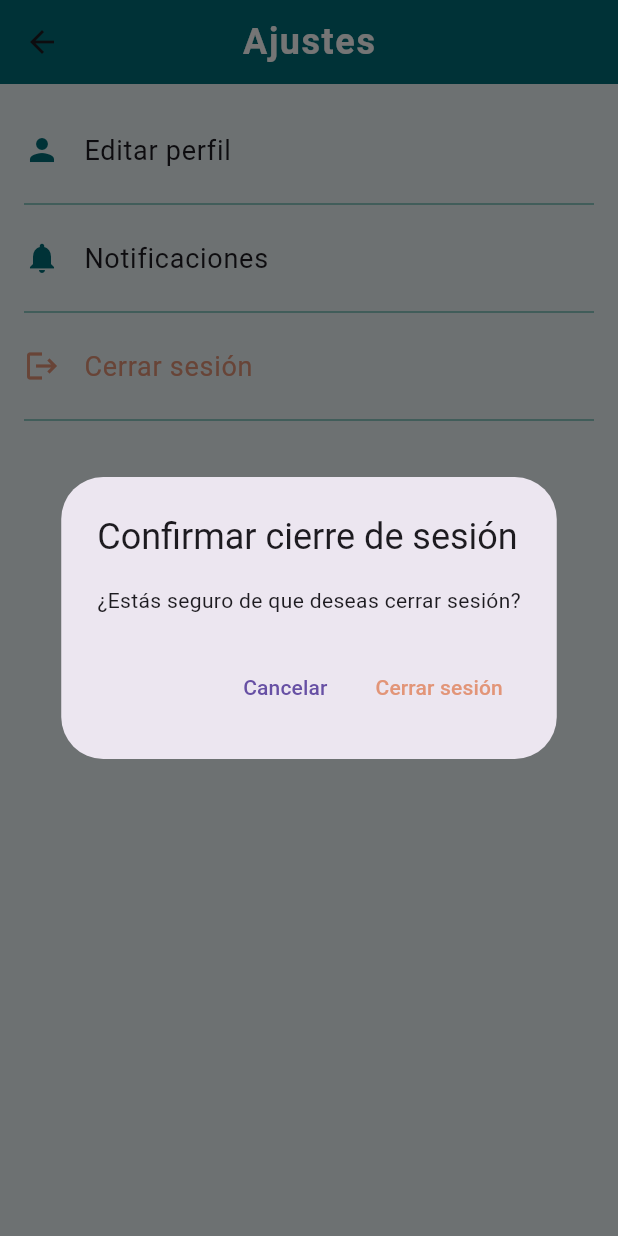
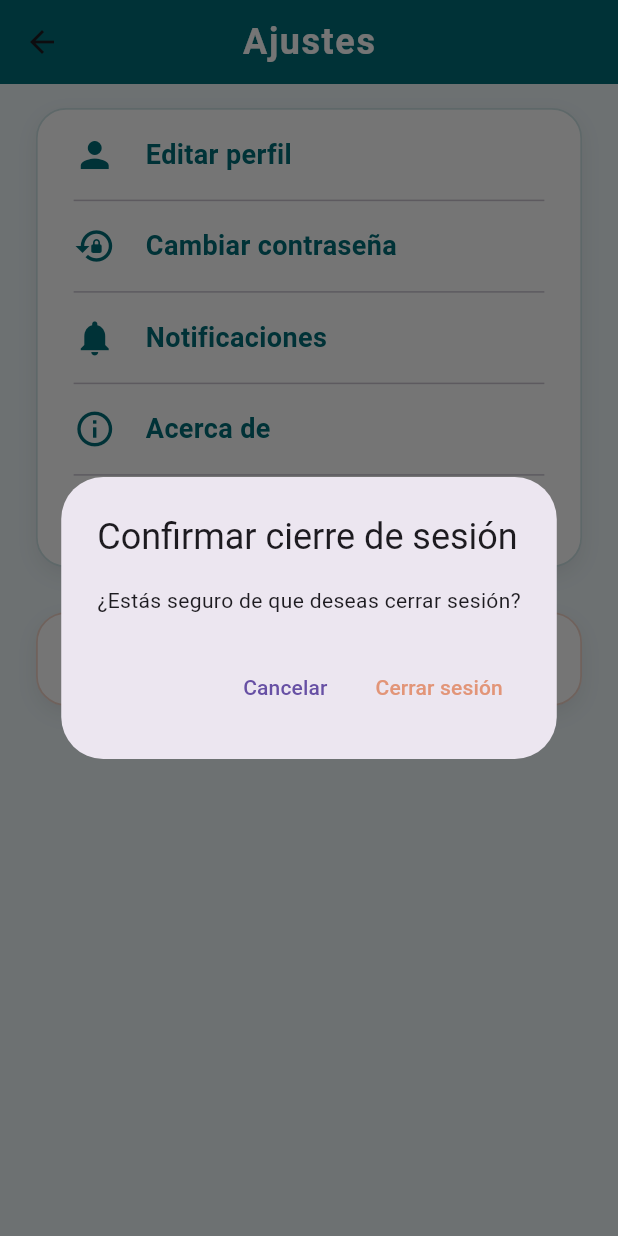
Before and after one commit to ShadeCoder7/pet_app, a Flutter app: the OptionsMenuScreen screen opened directly, after a tap on "Cerrar sesión", on a phone screen of 412 x 824 dp. Run offline on Flutter 3.47's test engine with Material 3 defaults, Android fonts, the phone set to English and light mode, and no system bars; our stand-ins replace firebase_auth, firebase_core; accounts and stored records are empty.

Commit message:
feat(screen): update options_menu_screen.dart with new  style improvements

```diff
--- a/frontend/lib/screens/options/options_menu_screen.dart
+++ b/frontend/lib/screens/options/options_menu_screen.dart
@@ -1,20 +1,73 @@
 import 'package:flutter/material.dart';
-import 'package:firebase_auth/firebase_auth.dart'; // FirebaseAuth for logout
+import 'package:firebase_auth/firebase_auth.dart'; // FirebaseAuth for logout and account deletion
 import '../../utils/app_colors.dart';
 
 class OptionsMenuScreen extends StatelessWidget {
   const OptionsMenuScreen({Key? key}) : super(key: key);
 
+  void _showAboutDialog(BuildContext context) {
+    showAboutDialog(
+      context: context,
+      applicationName: 'Hope & Paws',
+      applicationVersion: '0.0.1',
+      applicationIcon: Container(
+        width: 48,
+        height: 48,
+        decoration: const BoxDecoration(
+          image: DecorationImage(
+            image: AssetImage('assets/logo/logo_hope_paws.png'),
+            fit: BoxFit.contain,
+          ),
+        ),
+      ),
+      children: const [
+        Text('Aplicación para adopción de animales abandonados.'),
+        Text('Desarrollada como TFGS por Eric Moya Carmona.'),
+      ],
+    );
+  }
+
+  Widget _buildMenuItem(
+    BuildContext context, {
+    required IconData icon,
+    required String label,
+    required VoidCallback onTap,
+    Color? iconColor,
+    Color? textColor,
+  }) {
+    return InkWell(
+      borderRadius: BorderRadius.circular(16),
+      onTap: onTap,
+      child: Padding(
+        padding: const EdgeInsets.symmetric(vertical: 16, horizontal: 24),
+        child: Row(
+          children: [
+            Icon(icon, color: iconColor ?? AppColors.deepGreen, size: 28),
+            const SizedBox(width: 20),
+            Text(
+              label,
+              style: TextStyle(
+                color: textColor ?? AppColors.deepGreen,
+                fontSize: 18,
+                fontWeight: FontWeight.w600,
+              ),
+            ),
+          ],
+        ),
+      ),
+    );
+  }
+
   @override
   Widget build(BuildContext context) {
     return Scaffold(
-      backgroundColor: AppColors.lightBlueWhite, // Consistent background
+      backgroundColor: AppColors.lightBlueWhite,
       appBar: AppBar(
-        backgroundColor: AppColors.deepGreen, // Primary color for header
+        backgroundColor: AppColors.deepGreen,
         elevation: 0,
         centerTitle: true,
         title: const Text(
-          'Ajustes', // Visible text in Spanish
+          'Ajustes',
           style: TextStyle(
             color: Colors.white,
             fontWeight: FontWeight.bold,
@@ -24,75 +77,88 @@ class OptionsMenuScreen extends StatelessWidget {
         ),
       ),
       body: SafeArea(
-        child: ListView(
-          padding: const EdgeInsets.symmetric(vertical: 16),
+        child: Padding(
+          padding: const EdgeInsets.symmetric(horizontal: 24, vertical: 16),
+          child: Column(
             children: [
-            // Profile edit option
-            ListTile(
-              leading: Icon(Icons.person, color: AppColors.deepGreen),
-              title: const Text(
-                'Editar perfil', // Visible text in Spanish
-                style: TextStyle(fontSize: 18),
+              // Main menu container
+              Container(
+                decoration: BoxDecoration(
+                  color: Colors.white,
+                  borderRadius: BorderRadius.circular(20),
+                  boxShadow: [
+                    BoxShadow(
+                      color: Colors.black.withOpacity(0.07),
+                      blurRadius: 10,
+                      offset: const Offset(0, 5),
                     ),
+                  ],
+                  border: Border.all(
+                    color: AppColors.deepGreen.withOpacity(0.2),
+                    width: 1.1,
+                  ),
+                ),
+                child: Column(
+                  children: [
+                    _buildMenuItem(
+                      context,
+                      icon: Icons.person,
+                      label: 'Editar perfil',
+                      onTap: () =>
+                          Navigator.pushNamed(context, '/public-profile'),
+                    ),
+                    const Divider(height: 1, indent: 24, endIndent: 24),
+                    _buildMenuItem(
+                      context,
+                      icon: Icons.lock_reset,
+                      label: 'Cambiar contraseña',
+                      onTap: () =>
+                          Navigator.pushNamed(context, '/change-password'),
+                    ),
+                    const Divider(height: 1, indent: 24, endIndent: 24),
+                    _buildMenuItem(
+                      context,
+                      icon: Icons.notifications,
+                      label: 'Notificaciones',
                       onTap: () {
-                // Navigate to public profile or own profile edit screen
-                Navigator.pushNamed(context, '/public-profile');
+                        // Navegar a configuración de notificaciones
                       },
                     ),
-            Divider(
-              color: AppColors.softGreen,
-              thickness: 1.2,
-              indent: 16,
-              endIndent: 16,
+                    const Divider(
+                      height: 1,
+                      indent: 24,
+                      endIndent: 24,
+                    ), // <-- Línea separadora aquí
+                    _buildMenuItem(
+                      context,
+                      icon: Icons.info_outline,
+                      label: 'Acerca de',
+                      onTap: () => _showAboutDialog(context),
                     ),
-            // Notifications settings option
-            ListTile(
-              leading: Icon(Icons.notifications, color: AppColors.deepGreen),
-              title: const Text(
-                'Notificaciones', // Visible text in Spanish
-                style: TextStyle(fontSize: 18),
-              ),
+                    const Divider(height: 1, indent: 24, endIndent: 24),
+                    _buildMenuItem(
+                      context,
+                      icon: Icons.logout,
+                      label: 'Cerrar sesión',
+                      iconColor: AppColors.terracotta,
+                      textColor: AppColors.terracotta,
                       onTap: () {
-                // Placeholder: navigate to notifications settings screen
-                // Example: Navigator.pushNamed(context, '/notifications');
-              },
-            ),
-            Divider(
-              color: AppColors.softGreen,
-              thickness: 1.2,
-              indent: 16,
-              endIndent: 16,
-            ),
-            // Logout option with confirmation dialog
-            ListTile(
-              leading: Icon(Icons.logout, color: AppColors.terracotta),
-              title: const Text(
-                'Cerrar sesión', // Visible text in Spanish
-                style: TextStyle(fontSize: 18, color: AppColors.terracotta),
-              ),
-              onTap: () {
-                // Show confirmation dialog before logging out
                         showDialog(
                           context: context,
-                  builder: (context) {
-                    return AlertDialog(
-                      title: const Text(
-                        'Confirmar cierre de sesión',
-                      ), // Spanish title
+                          builder: (context) => AlertDialog(
+                            title: const Text('Confirmar cierre de sesión'),
                             content: const Text(
-                        '¿Estás seguro de que deseas cerrar sesión?', // Spanish content
+                              '¿Estás seguro de que deseas cerrar sesión?',
                             ),
                             actions: [
                               TextButton(
-                          onPressed: () {
-                            Navigator.of(context).pop(); // Dismiss dialog
-                          },
-                          child: const Text('Cancelar'), // Spanish button text
+                                onPressed: () => Navigator.of(context).pop(),
+                                child: const Text('Cancelar'),
                               ),
                               TextButton(
                                 onPressed: () async {
-                            Navigator.of(context).pop(); // Dismiss dialog
-                            await FirebaseAuth.instance.signOut(); // Sign out
+                                  Navigator.of(context).pop();
+                                  await FirebaseAuth.instance.signOut();
                                   Navigator.pushNamedAndRemoveUntil(
                                     context,
                                     '/login',
@@ -100,23 +166,91 @@ class OptionsMenuScreen extends StatelessWidget {
                                   );
                                 },
                                 child: const Text(
-                            'Cerrar sesión', // Spanish button text
+                                  'Cerrar sesión',
                                   style: TextStyle(color: AppColors.terracotta),
                                 ),
                               ),
                             ],
-                    );
-                  },
+                          ),
                         );
                       },
                     ),
-            Divider(
-              color: AppColors.softGreen,
-              thickness: 1.2,
-              indent: 16,
-              endIndent: 16,
+                  ],
+                ),
+              ),
+
+              const SizedBox(height: 30),
+
+              // Delete account container separated at the bottom
+              Container(
+                decoration: BoxDecoration(
+                  color: Colors.white,
+                  borderRadius: BorderRadius.circular(20),
+                  boxShadow: [
+                    BoxShadow(
+                      color: Colors.black.withOpacity(0.07),
+                      blurRadius: 10,
+                      offset: const Offset(0, 5),
                     ),
                   ],
+                  border: Border.all(
+                    color: AppColors.terracotta.withOpacity(0.4),
+                    width: 1.2,
+                  ),
+                ),
+                child: _buildMenuItem(
+                  context,
+                  icon: Icons.delete_forever,
+                  label: 'Eliminar cuenta',
+                  iconColor: AppColors.terracotta,
+                  textColor: AppColors.terracotta,
+                  onTap: () {
+                    showDialog(
+                      context: context,
+                      builder: (context) => AlertDialog(
+                        title: const Text('Confirmar eliminación'),
+                        content: const Text(
+                          '¿Estás seguro de que quieres eliminar tu cuenta? Esta acción es irreversible.',
+                        ),
+                        actions: [
+                          TextButton(
+                            onPressed: () => Navigator.of(context).pop(),
+                            child: const Text('Cancelar'),
+                          ),
+                          TextButton(
+                            onPressed: () async {
+                              Navigator.of(context).pop();
+                              try {
+                                await FirebaseAuth.instance.currentUser
+                                    ?.delete();
+                                Navigator.pushNamedAndRemoveUntil(
+                                  context,
+                                  '/login',
+                                  (route) => false,
+                                );
+                              } catch (e) {
+                                ScaffoldMessenger.of(context).showSnackBar(
+                                  const SnackBar(
+                                    content: Text(
+                                      'No se pudo eliminar la cuenta.',
+                                    ),
+                                  ),
+                                );
+                              }
+                            },
+                            child: const Text(
+                              'Eliminar',
+                              style: TextStyle(color: AppColors.terracotta),
+                            ),
+                          ),
+                        ],
+                      ),
+                    );
+                  },
+                ),
+              ),
+            ],
+          ),
         ),
       ),
     );
```
Lines whose indentation alone changed are shown as unchanged.
